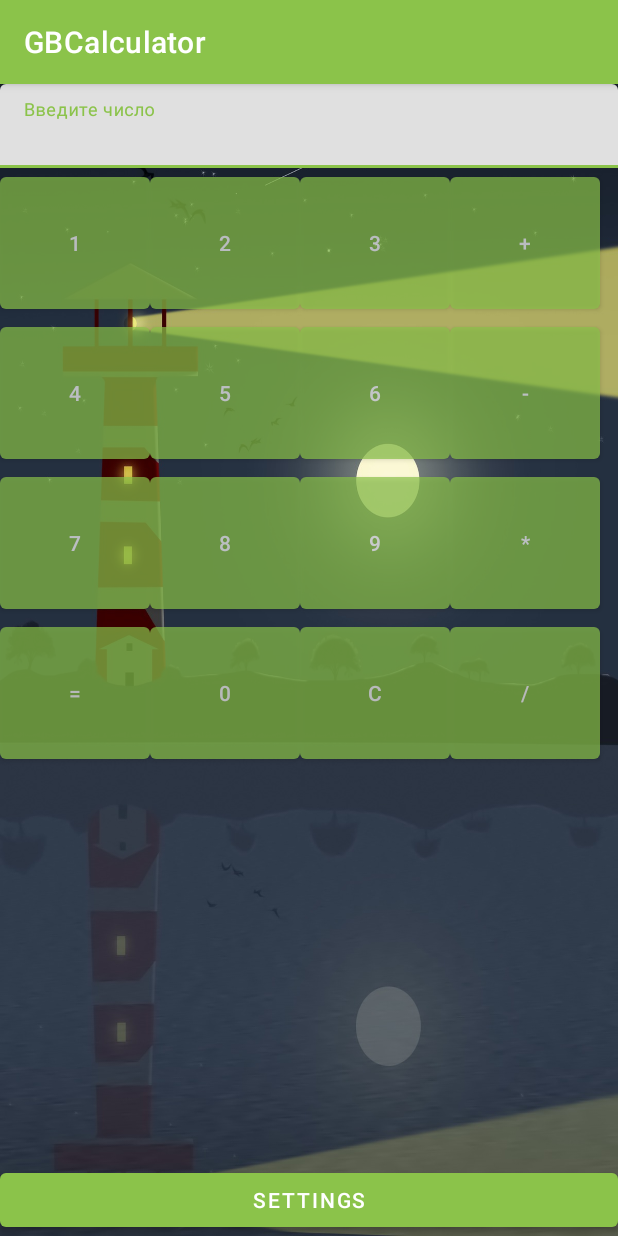
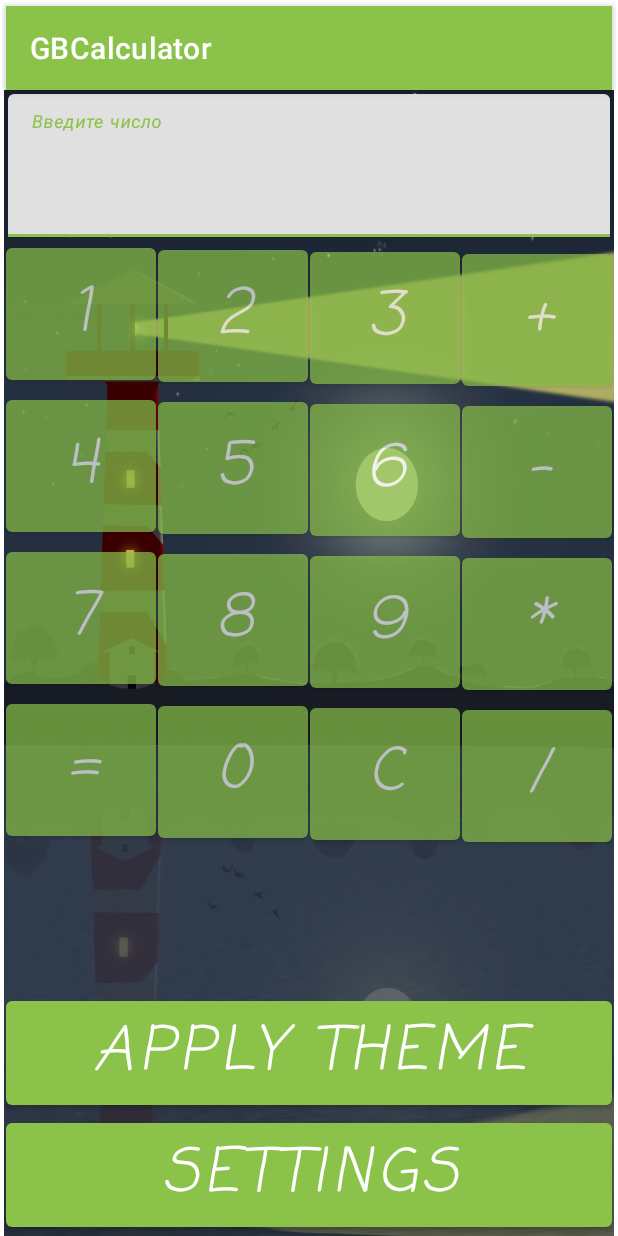
Before and after one commit to kael7/GBCalculator, an Android app: the screen it shows after launch (MainActivity), on a phone screen of 412 x 824 dp. Run offline under Robolectric (Android 15) with nearby library versions, the light colour scheme and no system bars.

Commit message:
Урок 5 App theme

```diff
--- a/app/src/main/java/com/example/gbcalculator/BaseActivity.java
+++ b/app/src/main/java/com/example/gbcalculator/BaseActivity.java
@@ -6,13 +6,10 @@ import android.os.Bundle;
 import androidx.appcompat.app.AppCompatActivity;
 
 public abstract class BaseActivity extends AppCompatActivity {
-    // Имя настроек
+
     private static final String NameSharedPreference = "LOGIN";
-
-    // Имя параметра в настройках
     private static final String AppTheme = "APP_THEME";
-
-    protected static final int MyCoolCodeStyle = 0;
+    protected static final int MyAppStyle = 0;
     protected static final int AppThemeLightCodeStyle = 1;
     protected static final int AppThemeCodeStyle = 2;
     protected static final int AppThemeDarkCodeStyle = 3;
@@ -20,26 +17,20 @@ public abstract class BaseActivity extends AppCompatActivity {
     @Override
     protected void onCreate(Bundle savedInstanceState) {
         super.onCreate(savedInstanceState);
-        // Устанавливать тему надо только до установки макета активити
-        setTheme(getAppTheme(R.style.MyAppStyle));
+        setTheme(getAppTheme(R.style.AppTheme));
     }
 
     private int getAppTheme(int codeStyle) {
         return codeStyleToStyleId(getCodeStyle(codeStyle));
     }
 
-    // Чтение настроек, параметр «тема»
     protected int getCodeStyle(int codeStyle){
-        // Работаем через специальный класс сохранения и чтения настроек
         SharedPreferences sharedPref = getSharedPreferences(NameSharedPreference, MODE_PRIVATE);
-        //Прочитать тему, если настройка не найдена - взять по умолчанию
         return sharedPref.getInt(AppTheme, codeStyle);
     }
 
-    // Сохранение настроек
     protected void setAppTheme(int codeStyle) {
         SharedPreferences sharedPref = getSharedPreferences(NameSharedPreference, MODE_PRIVATE);
-        // Настройки сохраняются посредством специального класса editor.
         SharedPreferences.Editor editor = sharedPref.edit();
         editor.putInt(AppTheme, codeStyle);
         editor.apply();
--- /dev/null
+++ b/app/src/main/java/com/example/gbcalculator/Constants.java
@@ -0,0 +1,5 @@
+package com.example.gbcalculator;
+
+public interface Constants {
+    int YOUR_STYLE  = 0;
+}
--- a/app/src/main/java/com/example/gbcalculator/MainActivity.java
+++ b/app/src/main/java/com/example/gbcalculator/MainActivity.java
@@ -9,12 +9,14 @@ import android.provider.SyncStateContract;
 import android.view.View;
 import android.widget.Button;
 import android.widget.EditText;
+import android.widget.Toast;
 
 import com.google.android.material.textfield.TextInputEditText;
 
 import java.util.Locale;
 
-public class MainActivity extends AppCompatActivity {
+public class MainActivity extends BaseActivity implements Constants{
+    private AppTheme appTheme;
     private Calculate calculate;
     private TextInputEditText textField_result;
     private String operator;
@@ -34,10 +36,7 @@ public class MainActivity extends AppCompatActivity {
         btnSettings.setOnClickListener(new View.OnClickListener() {
             @Override
             public void onClick(View v) {
-                // Чтобы стартовать активити, надо подготовить интент
-                // В данном случае это будет явный интент, поскольку здесь передаётся класс активити
                 Intent runSettings = new Intent(MainActivity.this, SettingsActivity.class);
-                // Метод стартует активити, указанную в интенте
                 startActivity(runSettings);
             }
         });
@@ -53,6 +52,25 @@ public class MainActivity extends AppCompatActivity {
         number_1 = Integer.parseInt(textField_result.getText().toString());
         ClearClick(view);
         operator = (String) button2.getText();
+    }
+
+    private void ApplyTheme() {
+//        Button btnApply = findViewById(R.id.button_apply);
+//        btnApply.setOnClickListener(new View.OnClickListener() {
+//            @Override
+//            public void onClick(View v) {
+//                setAppTheme(appTheme.getStyle_id());
+//            }
+//        });
+    }
+
+    public void ApplyClick(View view) {
+        Button button3 = (Button) view;
+        try {
+            setAppTheme(appTheme.getStyle_id());
+        } catch (Exception e) {
+            System.out.println("Error Style ID " + appTheme.getStyle_id());
+        }
     }
 
     public void EqualsClick(View view) {
--- a/app/src/main/res/layout/activity_main.xml
+++ b/app/src/main/res/layout/activity_main.xml
@@ -187,6 +187,16 @@
         app:layout_constraintTop_toTopOf="@+id/button_0" />
 
     <com.google.android.material.button.MaterialButton
+        android:id="@+id/button_apply"
+        android:layout_width="match_parent"
+        android:layout_height="wrap_content"
+        android:onClick="ApplyClick"
+        android:text="@string/_apply"
+        app:layout_constraintBottom_toTopOf="@+id/button_Settings"
+        app:layout_constraintEnd_toEndOf="parent"
+        app:layout_constraintStart_toStartOf="parent" />
+
+    <com.google.android.material.button.MaterialButton
         android:id="@+id/button_Settings"
         android:layout_width="match_parent"
         android:layout_height="wrap_content"
--- a/app/src/main/res/values/strings.xml
+++ b/app/src/main/res/values/strings.xml
@@ -23,4 +23,5 @@
     <string name="material_dark">Material dark</string>
     <string name="_return">Return</string>
     <string name="_settings">Settings</string>
+    <string name="_apply">Apply Theme</string>
 </resources>
```
Also changed, not shown: app/src/main/java/com/example/gbcalculator/AppTheme.java (added, +17 -0 lines), app/src/main/java/com/example/gbcalculator/SettingsActivity.java (+8 -8 lines).
